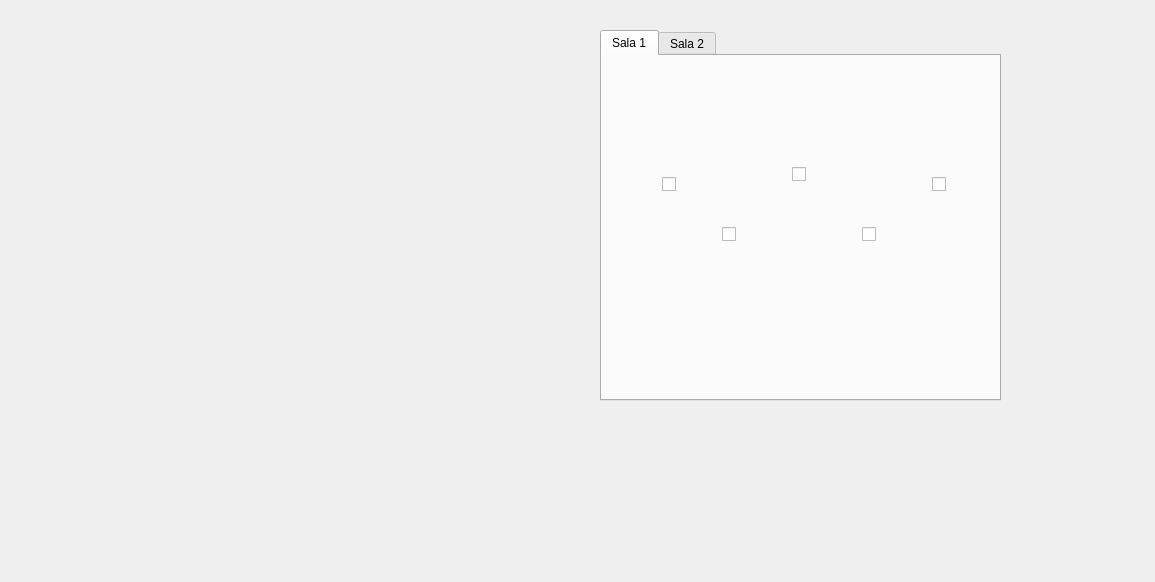
Before: the Qt Designer form sala_1.ui in Danizet/GUI_Proyecto_Magic_Cine, drawn with Qt 5.
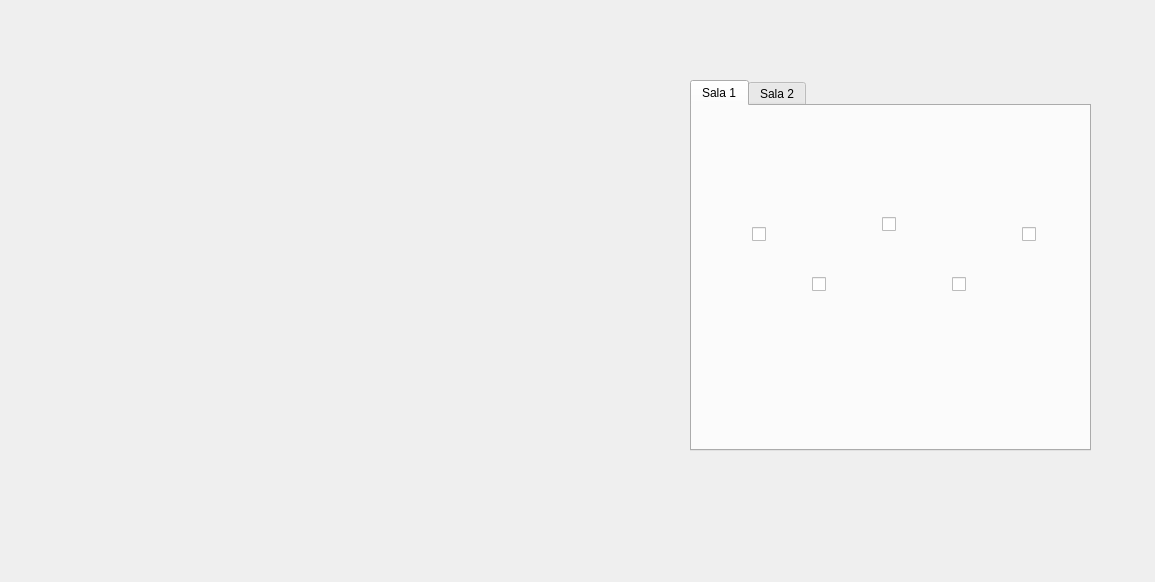
After: the same form once the commit is applied. The open tabs and pages were chosen to show the change. Icons and pictures are not drawn.

```diff
--- a/sala_1.ui
+++ b/sala_1.ui
@@ -16,8 +16,8 @@
   <widget class="QTabWidget" name="tabWidget">
    <property name="geometry">
     <rect>
-     <x>600</x>
-     <y>30</y>
+     <x>690</x>
+     <y>80</y>
      <width>401</width>
      <height>371</height>
     </rect>
```
Left out of the diff: 6 changed lines with no effect on the pictures.
